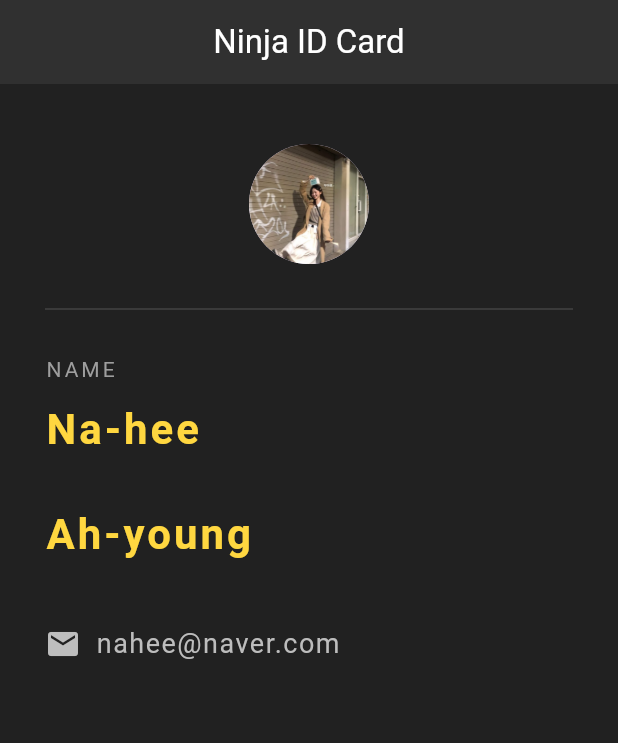
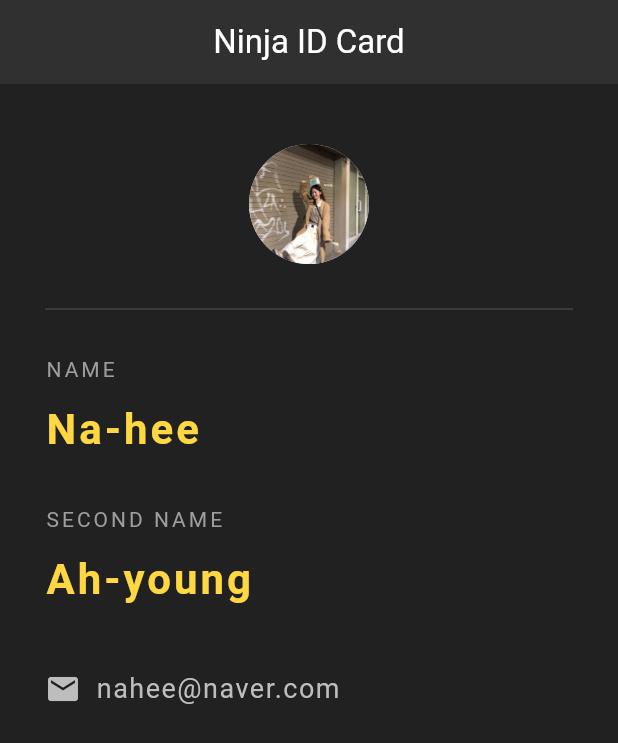
Before and after one commit to trungnt1000vn/flutter_learning_project, a Flutter app: the screen it shows after launch, on a phone screen of 412 x 824 dp. Shown: the top 743 px of the screen. Run offline on Flutter 3.47's test engine with Material 3 defaults, Android fonts, the phone set to English and light mode, and no system bars.

Commit message:
add Second Name

```diff
--- a/lib/main.dart
+++ b/lib/main.dart
@@ -58,6 +58,15 @@ class NinjaCard extends StatelessWidget {
               SizedBox(
                 height: 30.0,
               ),
+              Text('SECOND NAME',
+              style: TextStyle(
+                color: Colors.grey,
+                letterSpacing: 2.0,
+              ),
+              ),
+              SizedBox(
+                height: 10.0,
+              ),
               Text(
                 'Ah-young',
                 style: TextStyle(
```
